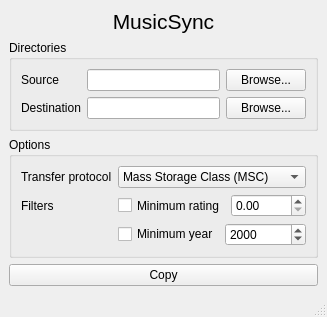
Above: musicsync/resources/ui/main_window.ui from serpest/MusicSync before the change. Below: the same form after it.
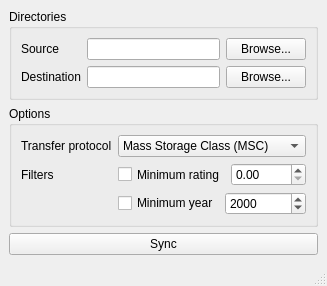
That is the form after the change.

What changed in the file:
```diff
--- a/musicsync/resources/ui/main_window.ui
+++ b/musicsync/resources/ui/main_window.ui
@@ -23,7 +23,7 @@
        </sizepolicy>
       </property>
       <property name="text">
-       <string>Copy</string>
+       <string>Sync</string>
       </property>
      </widget>
     </item>
@@ -187,27 +187,6 @@
       </layout>
      </widget>
     </item>
-    <item row="1" column="0" colspan="2">
-     <widget class="QLabel" name="titleLabel">
-      <property name="sizePolicy">
-       <sizepolicy hsizetype="Preferred" vsizetype="Preferred">
-        <horstretch>0</horstretch>
-        <verstretch>0</verstretch>
-       </sizepolicy>
-      </property>
-      <property name="font">
-       <font>
-        <pointsize>16</pointsize>
-       </font>
-      </property>
-      <property name="text">
-       <string>MusicSync</string>
-      </property>
-      <property name="alignment">
-       <set>Qt::AlignCenter</set>
-      </property>
-     </widget>
-    </item>
    </layout>
   </widget>
   <widget class="QStatusBar" name="statusbar"/>
```
Left out of the diff: 2 changed lines with no effect on the pictures.
